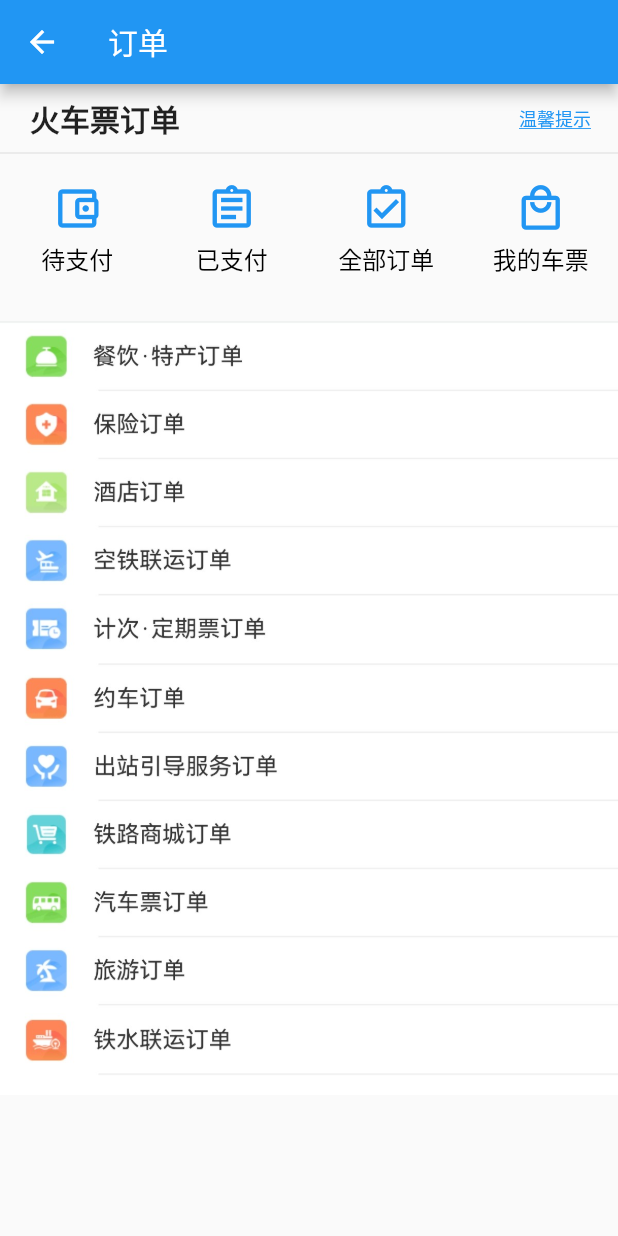
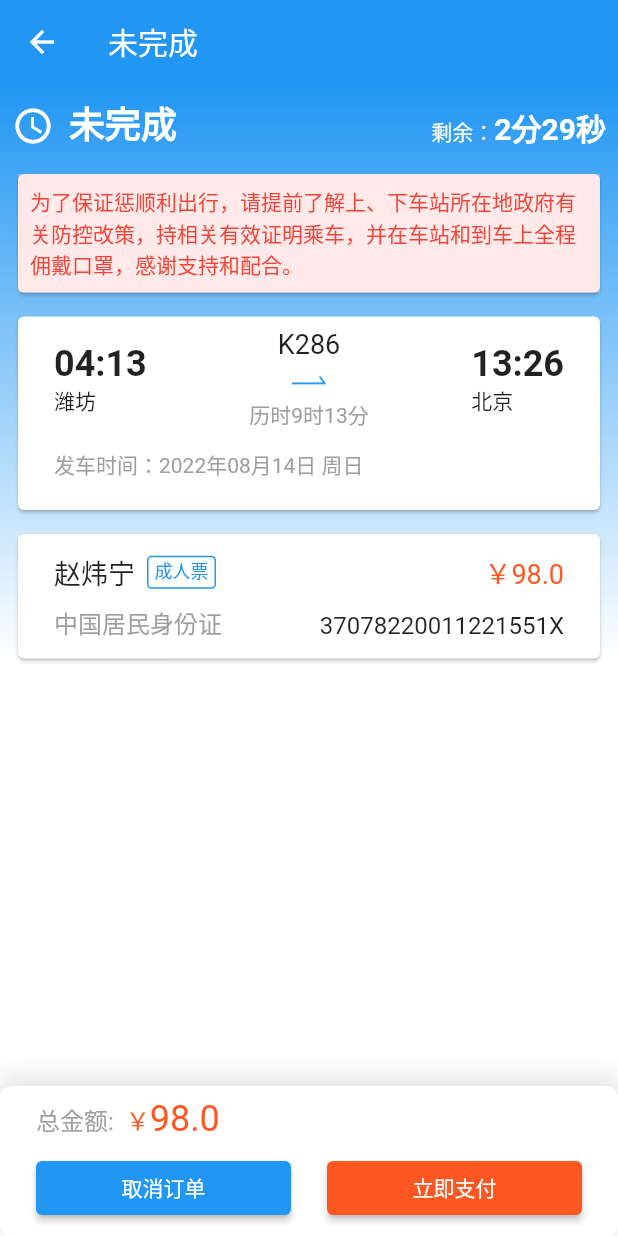
Before and after one commit to ZWN2001/TrainClientFlutter, a Flutter app: the OrderPage screen opened directly, after a tap on "待支付", on a phone screen of 412 x 824 dp. Run offline on Flutter 3.47's test engine with Material 2 defaults, Android fonts, the phone set to English and light mode, and no system bars; our stand-ins replace dio, fluttertoast, webview_flutter.

Commit message:
feat:订单的温馨提醒（webview）与未支付界面

```diff
--- a/lib/api/api.dart
+++ b/lib/api/api.dart
@@ -114,6 +114,7 @@ class TicketAndOrderApi{
   String urlGetSelfOrder = "${Service.hostTicket}${Service.query}/selfOrder";
   String urlGetTicketInfo = "${Service.hostTicket}${Service.query}/ticketInfo";
   String urlGetTicketSeatInfo = "${Service.hostTicket}${Service.query}/ticketSeatInfo";
+  String urlGetTicketToPayDetail = "${Service.hostTicket}${Service.query}/ticketToPayDetail";
 }
 
 class TrainRouteApi{
--- /dev/null
+++ b/lib/bean/bean.dart
@@ -0,0 +1,14 @@
+class PassengerToPay {
+  late final String passengerId;
+  late final String passengerName;
+  late final String role;
+  late final double price;
+
+  PassengerToPay.fromJson(jsonMap) {
+    passengerId = jsonMap['passengerId'] ?? '37078220011221551X';
+    passengerName = jsonMap['passengerName'] ?? '赵炜宁';
+    role = jsonMap['role'] ?? 'common';
+    price = jsonMap['price'] ?? 98.0;
+}
+
+}
--- a/lib/route/route_table.dart
+++ b/lib/route/route_table.dart
@@ -1,4 +1,5 @@
 import 'package:flutter/material.dart';
+import 'package:train_client_flutter/ui/ticket_unpaid.dart';
 
 import '../ui/main_page.dart';
 import '../ui/splash.dart';
@@ -11,6 +12,7 @@ class RouteTable {
     '/': (context) =>  const Splash(),
     // 主界面
     '/main_page': (context) => const MainPage(),
+    '/ticket_unpaid':(context) => const TicketUnpaiedPage(),
   };
 
   //鉴权拦截表
--- a/lib/ui/order_page.dart
+++ b/lib/ui/order_page.dart
@@ -1,4 +1,7 @@
 import 'package:flutter/material.dart';
+import 'package:fluttertoast/fluttertoast.dart';
+
+import 'order_tips.dart';
 
 class OrderPage extends StatelessWidget {
   const OrderPage({Key? key}) : super(key: key);
@@ -14,46 +17,60 @@ class OrderPage extends StatelessWidget {
               children: [
                 const SizedBox(height: 8,),
                 Row(
-                  children: const [
-                    SizedBox(width: 20,),
-                    Text('火车票订单', style: TextStyle(
+                  children:  [
+                    const SizedBox(width: 20,),
+                    const Text('火车票订单', style: TextStyle(
                       fontWeight: FontWeight.bold, fontSize: 20,),),
-                    Expanded(child: SizedBox()),
-                    Text('温馨提示', style: TextStyle(
-                        decoration: TextDecoration.underline,
-                        fontSize: 12,
-                        color: Colors.blue),),
-                    SizedBox(width: 18,),
+                    const Expanded(child: SizedBox()),
+                    GestureDetector(
+                      onTap: (){
+                        Navigator.of(context)
+                            .push( MaterialPageRoute(builder: (_) {
+                          return const OrderTipsPage();
+                        }));
+                      },
+                      child:  const Text('温馨提示', style: TextStyle(
+                          decoration: TextDecoration.underline,
+                          fontSize: 12,
+                          color: Colors.blue),
+                    )
+                   ,),
+                    const SizedBox(width: 18,),
                   ],
                 ),
                 const Divider(),
                 const SizedBox(height: 8,),
                 Row(
                   children: [
-                    Expanded(child: _buttonsItem(Icons.account_balance_wallet_outlined, '待支付', 'route')),
-                    Expanded(child: _buttonsItem(Icons.assignment_outlined, '已支付', 'route')),
-                    Expanded(child: _buttonsItem(Icons.assignment_turned_in_outlined, '全部订单', 'route')),
-                    Expanded(child: _buttonsItem(Icons.local_mall_outlined, '我的车票', 'route')),
+                    Expanded(child: _buttonsItem(context,Icons.account_balance_wallet_outlined, '待支付', '/ticket_unpaid')),
+                    Expanded(child: _buttonsItem(context,Icons.assignment_outlined, '已支付', 'route')),
+                    Expanded(child: _buttonsItem(context,Icons.assignment_turned_in_outlined, '全部订单', 'route')),
+                    Expanded(child: _buttonsItem(context,Icons.local_mall_outlined, '我的车票', 'route')),
                   ],
                 ),
                 const SizedBox(height: 16,)
               ],
             ),
             const SizedBox(height: 10,),
-            Image.asset('images/orders_background.jpg'),
+            GestureDetector(
+              onTap: (){
+                Fluttertoast.showToast(msg: "待开发");
+              },
+              child: Image.asset('images/orders_background.jpg'),
+            ),
           ],
         ),
       ),
     );
   }
 
-  Widget _buttonsItem(IconData data, String name, String route) {
+  Widget _buttonsItem(BuildContext context, IconData data, String name, String route) {
     return Column(
       mainAxisSize: MainAxisSize.min,
       children: [
         OutlinedButton(
             onPressed: () {
-              //TODO
+              Navigator.pushNamed(context, route);
         },
             style: OutlinedButton.styleFrom(
               side: const BorderSide(width: 0, color: Colors.transparent),
--- /dev/null
+++ b/lib/ui/order_tips.dart
@@ -0,0 +1,19 @@
+import 'package:flutter/material.dart';
+import 'package:webview_flutter/webview_flutter.dart';
+
+class OrderTipsPage extends StatelessWidget{
+  const OrderTipsPage({Key? key}) : super(key: key);
+
+  @override
+  Widget build(BuildContext context) {
+    String url = "https://mobile.12306.cn/otsmobile/h5/otsbussiness/info/orderWarmTips.html?eventId=orderCenter%E6%B8%A9%E9%A6%A8%E6%8F%90%E7%A4%BA&eventName=%E6%A0%87%E5%87%86%E7%89%88%E7%82%B9%E5%87%BB%E6%B8%A9%E9%A6%A8%E6%8F%90%E7%A4%BA&valueName=H5_CROSS_PAGE_DATA_PASSING_VALUE&notifyName=H5_CROSS_PAGE_DATA_PASSING_1660309437834";
+    return Scaffold(
+      appBar: AppBar(title: const Text('温馨提示'),),
+      body: WebView(
+        initialUrl: url,
+        javascriptMode: JavascriptMode.unrestricted,
+      ),
+    );
+  }
+
+}
--- a/lib/ui/splash.dart
+++ b/lib/ui/splash.dart
@@ -59,6 +59,8 @@ class _SplashState extends State<Splash>{
      Future.delayed(duration, newHomePage);
   }
   void newHomePage() {
-    Navigator.pushReplacementNamed(context, '/main_page');
+    if(mounted){
+      Navigator.pushReplacementNamed(context, '/main_page');
+    }
   }
 }
--- /dev/null
+++ b/lib/ui/ticket_unpaid.dart
@@ -0,0 +1,252 @@
+import 'dart:async';
+
+import 'package:flutter/material.dart';
+
+import '../bean/bean.dart';
+import '../widget/cards.dart';
+
+class TicketUnpaiedPage extends StatefulWidget{
+  const TicketUnpaiedPage({Key? key}) : super(key: key);
+
+  @override
+  State<StatefulWidget> createState() =>_TicketUnpaiedState();
+}
+
+class _TicketUnpaiedState extends State<TicketUnpaiedPage>{
+  late Timer _timer;
+  int _countdownTime = 150;
+  String fromStation = '潍坊';
+  String fromTime = '04:13';
+  String toStation = '北京';
+  String toTime = '13:26';
+  String trainRouteId = 'K286';
+  String stopoverTime = '9时13分';
+  String startTime = '2022年08月14日 周日';
+  List<PassengerToPay> passengerList = [];
+  PassengerToPay p = PassengerToPay.fromJson({});
+  double allPrice = 0;
+
+  @override
+  void initState() {
+    super.initState();
+    startCountdownTimer();
+    passengerList.add(p);
+    for (var element in passengerList) {
+      allPrice+=element.price;
+    }
+  }
+
+  @override
+  Widget build(BuildContext context) {
+    return Scaffold(
+      appBar: AppBar(title: const Text('未完成'),elevation: 0,),
+      body: haveOrder(),
+    );
+  }
+
+  Widget haveOrder(){
+    return Stack(
+      children: [
+        Container(
+          decoration: const BoxDecoration(
+              gradient: LinearGradient(
+                colors: [Colors.blue, Colors.white],
+                begin: Alignment.topCenter,
+                end: Alignment.center,
+              )),
+        ),
+        Padding(
+          padding: const EdgeInsets.fromLTRB(8, 0, 8, 0),
+          child: SingleChildScrollView(
+            child: Column(
+              children: [
+                countDownRow(),
+                tipsCard(),
+                const SizedBox(height: 8,),
+                orderInfoCard(),
+                passengerInfoCard(),
+              ],
+            ),
+          )
+        ),
+        Positioned(left:0,bottom:0,right:0,child: settlementCard())
+      ],
+    );
+  }
+
+  Widget countDownRow(){
+    return Padding(
+      padding: const EdgeInsets.only(top: 8,bottom: 12),
+      child: Row(
+        crossAxisAlignment: CrossAxisAlignment.end,
+        children: [
+          const Padding(padding: EdgeInsets.only(bottom: 2),
+            child: Icon(Icons.access_time_outlined,
+              size: 28, color: Colors.white,),),
+          const SizedBox(width: 10,),
+          const Text('未完成',style: TextStyle(fontSize: 24,
+              color: Colors.white,fontWeight: FontWeight.bold),),
+          const Expanded(child: SizedBox()),
+          const Padding(padding: EdgeInsets.only(bottom: 2),
+            child: Text('剩余：',style: TextStyle(color: Colors.white),),),
+          Text('${_countdownTime~/60}分${_countdownTime%60}秒',
+            style: const TextStyle(fontSize: 20,
+                color: Colors.white,fontWeight: FontWeight.bold),),
+        ],
+      ),
+    );
+  }
+
+  Widget tipsCard(){
+    return Card(
+        child: Container(
+          color: const Color.fromRGBO(255, 200, 200, 0.4),
+          child: const Padding(
+            padding: EdgeInsets.all(8),
+            child: Text(
+              '为了保证惩顺利出行，请提前了解上、下车站所在地政府'
+                  '有关防控改策，持相关有效证明乘车，并在车站和到车上全程佣戴口罩，感谢支持和配合。',
+              style: TextStyle(color: Colors.red),
+            ),
+          ),
+        )
+    );
+  }
+
+  Widget orderInfoCard(){
+    return Card(
+      child: Padding(
+        padding: const EdgeInsets.fromLTRB(24, 8, 24, 8),
+        child: Column(
+          crossAxisAlignment: CrossAxisAlignment.start,
+          children: [
+            Row(
+              children: [
+                Column(
+                  crossAxisAlignment: CrossAxisAlignment.start,
+                  children: [
+                    Text(fromTime, style: const TextStyle(fontSize: 24,fontWeight: FontWeight.bold),),
+                    Text(fromStation)
+                  ],
+                ),
+                const Expanded(child: SizedBox()),
+                Column(
+                  children: [
+                    Text(trainRouteId, style: const TextStyle(fontSize: 18)),
+                    const ImageIcon(AssetImage('icons/arrow.png'),size: 26,color: Colors.blue,),
+                    Text('历时$stopoverTime',style: const TextStyle(color: Colors.grey)),
+                  ],
+                ),
+                const Expanded(child: SizedBox()),
+                Column(
+                  crossAxisAlignment: CrossAxisAlignment.start,
+                  children: [
+                    Text(toTime, style: const TextStyle(fontSize: 24,fontWeight: FontWeight.bold),),
+                    Text(toStation)
+                  ],
+                ),
+              ],
+            ),
+            const SizedBox(height: 12,),
+            Text('发车时间：$startTime',style: const TextStyle(color: Colors.grey),),
+            const SizedBox(height: 12,),
+          ],
+        ),
+      ),
+    );
+  }
+
+  Widget passengerInfoCard(){
+    return Column(
+        // children: allGrades.map((g) => GradeCard(g)).toList(),
+      children: [
+        PassengerCard(passenger: p,)
+      ],
+    );
+  }
+
+  Widget settlementCard(){
+    return Container(
+      width: double.infinity,
+      height: 100,
+      decoration: BoxDecoration(
+          color: Colors.white,
+          borderRadius: BorderRadius.circular(8.0),
+          boxShadow: const [
+            BoxShadow(
+                color: Colors.black12,
+                offset: Offset(0.0, -4.0), //阴影xy轴偏移量
+                blurRadius: 15.0, //阴影模糊程度
+                spreadRadius: 1.0 //阴影扩散程度
+            )
+          ]),
+      child: Column(
+        mainAxisAlignment: MainAxisAlignment.start,
+        children: [
+          const SizedBox(height: 8,),
+          Row(
+            children: [
+              const SizedBox(width: 24,),
+              const Text("总金额:  ",style: TextStyle(fontSize: 16,color: Colors.grey),),
+              const Text('￥',style: TextStyle(fontSize: 16,color: Colors.deepOrange),),
+              Text('$allPrice',style: const TextStyle(fontSize: 24,color: Colors.deepOrange),),
+            ],
+          ),
+          const SizedBox(height: 8,),
+          Row(
+            children: [
+              Expanded(
+                  child: Padding(
+                    padding: const EdgeInsets.only(left: 24,right: 12),
+                    child: ElevatedButton(
+                      child: const Text('取消订单'),
+                      onPressed: (){
+
+                      },
+                    ),
+                  )
+              ),
+              Expanded(
+                  child: Padding(
+                    padding: const EdgeInsets.only(left: 12,right: 24),
+                    child: ElevatedButton(
+                      style: ElevatedButton.styleFrom(primary: Colors.deepOrange),
+                      child: const Text('立即支付'),
+                      onPressed: (){
+
+                      },
+                    ),
+                  )
+              ),
+            ],
+          )
+        ],
+      ),
+    );
+  }
+
+  void startCountdownTimer() {
+    const oneSec = Duration(seconds: 1);
+
+    void callback(timer) {
+      setState(() {
+        if (_countdownTime < 1) {
+          //TODO
+          _timer.cancel();
+        } else {
+          _countdownTime = _countdownTime - 1;
+        }
+      });
+    }
+    _timer = Timer.periodic(oneSec, callback);
+  }
+
+  @override
+  void dispose() {
+    super.dispose();
+    if(mounted){
+      _timer.cancel();
+    }
+  }
+
+}
--- a/lib/widget/cards.dart
+++ b/lib/widget/cards.dart
@@ -1,6 +1,8 @@
 import 'package:flutter/material.dart';
 import 'package:fluttertoast/fluttertoast.dart';
 import 'package:train_client_flutter/constant.dart';
+
+import '../bean/bean.dart';
 
 class RouteCard extends StatefulWidget{
   const RouteCard({Key? key}) : super(key: key);
@@ -13,6 +15,7 @@ class RouteCardState extends State<RouteCard>{
    String _fromStation = '未知1';
    String _toStation = '未知2';
    final DateTime _date = DateTime.now();
+   double sideMargin = 12;
 
   @override
   Widget build(BuildContext context) {
@@ -25,7 +28,7 @@ class RouteCardState extends State<RouteCard>{
           const SizedBox(height: 12,),
           Row(
             children: [
-              const SizedBox(width: 8,),
+              const SizedBox(width: 16,),
               _stationButton(_fromStation),
               const Expanded(child: SizedBox()),
               IconButton(
@@ -43,7 +46,7 @@ class RouteCardState extends State<RouteCard>{
               ),
               const Expanded(child: SizedBox()),
               _stationButton(_toStation),
-              const SizedBox(width: 8,),
+              const SizedBox(width: 16,),
             ],
           ),
           const Divider(),
@@ -51,7 +54,7 @@ class RouteCardState extends State<RouteCard>{
           Row(
             crossAxisAlignment: CrossAxisAlignment.end,
             children: [
-              const SizedBox(width: 16,),
+              const SizedBox(width: 24,),
               //TODO:日期处理
               GestureDetector(
                 child: Text(
@@ -110,7 +113,7 @@ class RouteCardState extends State<RouteCard>{
           const SizedBox(height: 20,),
           Row(
             children: [
-              const SizedBox(width: 16,),
+              const SizedBox(width: 24,),
               Expanded(
                 child: SizedBox(
                   height: 44,
@@ -122,7 +125,7 @@ class RouteCardState extends State<RouteCard>{
                   ),
                 )
               ),
-              const SizedBox(width: 16,),
+              const SizedBox(width: 24,),
             ],
           ),
           const SizedBox(height: 12,),
@@ -135,7 +138,7 @@ class RouteCardState extends State<RouteCard>{
      return TextButton(
         child: Text(station,
           style: const TextStyle(
-              fontSize: 28,
+              fontSize: 25,
               color: Colors.black,
               fontWeight: FontWeight.bold),),
         onPressed: (){
@@ -431,3 +434,55 @@ class UserServicesCard extends StatelessWidget{
   }
 
 }
+
+class PassengerCard extends StatelessWidget{
+  const PassengerCard({Key? key, required this.passenger}) : super(key: key);
+  final PassengerToPay passenger;
+  @override
+  Widget build(BuildContext context) {
+    return Padding(
+        padding: const EdgeInsets.fromLTRB(0, 8, 0, 8),
+        child: Card(
+            child: Padding(
+              padding: const EdgeInsets.fromLTRB(24, 12, 24, 12),
+              child: Column(
+                children: [
+                  Row(
+                    children: [
+                      Text(passenger.passengerName,
+                        style: const TextStyle(fontSize: 18),),
+                      const SizedBox(width: 8,),
+                      Container(
+                        decoration: BoxDecoration(
+                          border: Border.all(color: Colors.blue, width: 1),
+                          borderRadius: BorderRadius.circular(3), // 圆角
+                        ),
+                        child: Padding(padding: const EdgeInsets.only(
+                            left: 4, right: 4, bottom: 2),
+                          child: Text(
+                            passenger.role == 'common' ? '成人票' : '学生票',
+                            style: const TextStyle(
+                                fontSize: 12, color: Colors.blue),),
+                        ),
+                      ),
+                      const Expanded(child: SizedBox()),
+                      Text('￥${passenger.price}',style: const TextStyle(color: Colors.deepOrange,fontSize: 18),)
+                    ],
+                  ),
+                  const SizedBox(height: 8,),
+                  Row(
+                    children: [
+                      const Text('中国居民身份证', style: TextStyle(color: Colors.grey,fontSize: 16),),
+                      const Expanded(child: SizedBox()),
+                      Padding(padding: const EdgeInsets.only(top: 4),
+                        child: Text(passenger.passengerId, style: const TextStyle(fontSize: 16),),
+                      )
+                    ],
+                  )
+                ],
+              ),
+            )
+        )
+    );
+  }
+}
--- a/pubspec.yaml
+++ b/pubspec.yaml
@@ -36,6 +36,7 @@ dependencies:
   cupertino_icons: ^1.0.2
   fluttertoast: ^8.0.9
   dio: ^4.0.0
+  webview_flutter: ^3.0.4
 
 dev_dependencies:
   flutter_test:
```
Also changed, not shown: icons/arrow.png (added), pubspec.lock, 1 other file.
